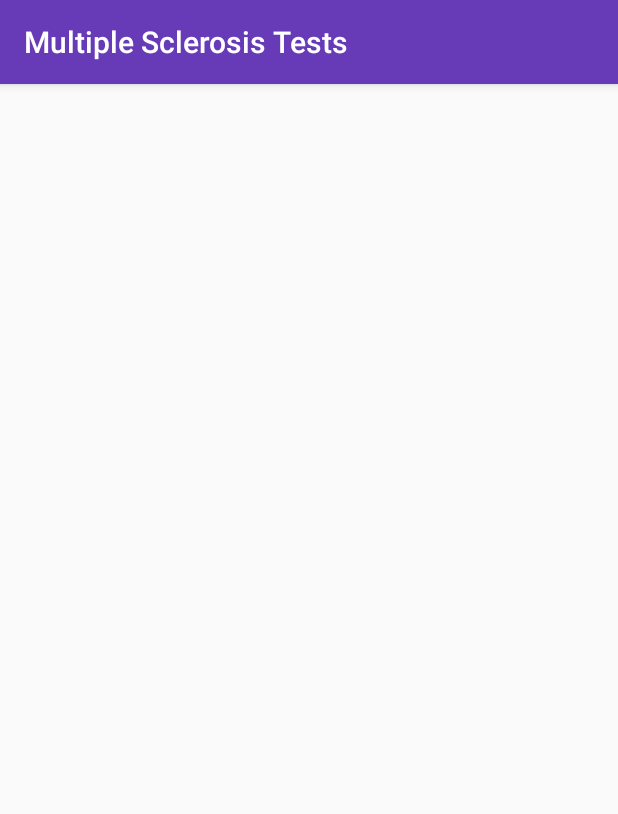
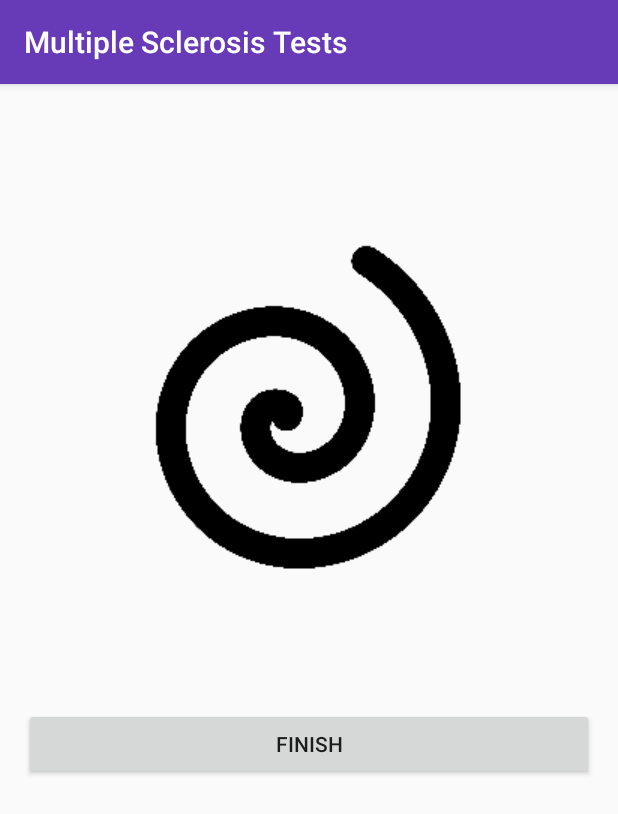
Before and after one commit to abdullahqs/cmsc436, an Android app: the SpiralTestActivity screen opened directly, with no data from a screen before it, on a phone screen of 412 x 824 dp. Shown: the top 814 px of the screen. Run offline under Robolectric (Android 15) with nearby library versions, the phone set to English and light mode, and no system bars.

Commit message:
added spiral background

```diff
--- /dev/null
+++ b/app/src/main/java/com/ms/tests/spiral/DrawingView.java
@@ -0,0 +1,135 @@
+package com.ms.tests.spiral;
+
+import android.content.Context;
+import android.graphics.Bitmap;
+import android.graphics.BitmapFactory;
+import android.graphics.Canvas;
+import android.graphics.Color;
+import android.graphics.Paint;
+import android.graphics.Path;
+import android.util.AttributeSet;
+import android.util.Log;
+import android.view.MotionEvent;
+import android.view.View;
+
+import com.ms.tests.R;
+
+/**
+ * Created by Ramse on 2/13/2017.
+ */
+
+public class DrawingView extends View {
+
+    private Bitmap mBitmap;
+    private Canvas mCanvas;
+    private Path mPath;
+    private Paint mPaint;
+    private Paint mBitmapPaint;
+    Context context;
+    private Paint circlePaint;
+    private Path circlePath;
+
+    private Bitmap spiral;
+    private int spiralX, spiralY;
+
+    public DrawingView(Context context) {
+        super(context);
+
+        Init(context);
+    }
+
+    public DrawingView(Context context, AttributeSet attrs) {
+        super(context, attrs);
+
+        Init(context);
+    }
+
+    void Init(Context c) {
+        mPaint = new Paint();
+        mPaint.setColor(Color.RED);
+        mPaint.setStyle(Paint.Style.STROKE);
+        mPaint.setStrokeWidth(10);
+
+        context=c;
+        mPath = new Path();
+        mBitmapPaint = new Paint(Paint.DITHER_FLAG);
+        circlePaint = new Paint();
+        circlePath = new Path();
+        circlePaint.setColor(Color.BLACK);
+        circlePaint.setStrokeWidth(2f);
+
+        spiral = BitmapFactory.decodeResource(getResources(), R.drawable.spiral);
+    }
+
+    @Override
+    protected void onSizeChanged(int w, int h, int oldw, int oldh) {
+        super.onSizeChanged(w, h, oldw, oldh);
+
+        mBitmap = Bitmap.createBitmap(w, h, Bitmap.Config.ARGB_8888);
+        mCanvas = new Canvas(mBitmap);
+
+        spiralX = w / 2 - spiral.getWidth() / 2;
+        spiralY = h / 2 - spiral.getHeight() / 2;
+    }
+
+    @Override
+    protected void onDraw(Canvas canvas) {
+        super.onDraw(canvas);
+
+        canvas.drawBitmap(spiral, spiralX, spiralY, mBitmapPaint);
+        canvas.drawBitmap( mBitmap, 0, 0, mBitmapPaint);
+        canvas.drawPath( mPath,  mPaint);
+        canvas.drawPath( circlePath,  circlePaint);
+    }
+
+    private float mX, mY;
+    private static final float TOUCH_TOLERANCE = 4;
+
+    private void touch_start(float x, float y) {
+        mPath.reset();
+        mPath.moveTo(x, y);
+        mX = x;
+        mY = y;
+    }
+
+    private void touch_move(float x, float y) {
+        float dx = Math.abs(x - mX);
+        float dy = Math.abs(y - mY);
+        if (dx >= TOUCH_TOLERANCE || dy >= TOUCH_TOLERANCE) {
+            mPath.quadTo(mX, mY, (x + mX)/2, (y + mY)/2);
+            mX = x;
+            mY = y;
+            circlePath.reset();
+            circlePath.addCircle(mX, mY, 30, Path.Direction.CW);
+        }
+    }
+
+    private void touch_up() {
+        mPath.lineTo(mX, mY);
+        circlePath.reset();
+        mCanvas.drawPath(mPath,  mPaint);
+        mPath.reset();
+    }
+
+    @Override
+    public boolean onTouchEvent(MotionEvent event) {
+        float x = event.getX();
+        float y = event.getY();
+
+        switch (event.getAction()) {
+            case MotionEvent.ACTION_DOWN:
+                touch_start(x, y);
+                invalidate();
+                break;
+            case MotionEvent.ACTION_MOVE:
+                touch_move(x, y);
+                invalidate();
+                break;
+            case MotionEvent.ACTION_UP:
+                touch_up();
+                invalidate();
+                break;
+        }
+        return true;
+    }
+}
--- a/app/src/main/java/com/ms/tests/spiral/SpiralTestActivity.java
+++ b/app/src/main/java/com/ms/tests/spiral/SpiralTestActivity.java
@@ -8,112 +8,24 @@ import android.graphics.Paint;
 import android.graphics.Path;
 import android.os.Bundle;
 import android.support.v7.app.AppCompatActivity;
+import android.util.AttributeSet;
 import android.view.MotionEvent;
 import android.view.View;
+
+import com.ms.tests.R;
 
 public class SpiralTestActivity extends AppCompatActivity {
 
     DrawingView dv ;
-    private Paint mPaint;
 
     @Override
     protected void onCreate(Bundle savedInstanceState) {
         super.onCreate(savedInstanceState);
-        dv = new DrawingView(this);
-        setContentView(dv);
-        mPaint = new Paint();
-        mPaint.setColor(Color.RED);
-        mPaint.setStyle(Paint.Style.STROKE);
-        mPaint.setStrokeWidth(10);
+/*        dv = new DrawingView(this);
+        setContentView(dv);*/
+
+        setContentView(R.layout.activity_spiral_test);
     }
 
-    public class DrawingView extends View {
 
-        private Bitmap mBitmap;
-        private Canvas mCanvas;
-        private Path mPath;
-        private Paint mBitmapPaint;
-        Context context;
-        private Paint circlePaint;
-        private Path circlePath;
-
-        public DrawingView(Context c) {
-            super(c);
-            context=c;
-            mPath = new Path();
-            mBitmapPaint = new Paint(Paint.DITHER_FLAG);
-            circlePaint = new Paint();
-            circlePath = new Path();
-            circlePaint.setColor(Color.BLACK);
-            circlePaint.setStrokeWidth(2f);
-        }
-
-        @Override
-        protected void onSizeChanged(int w, int h, int oldw, int oldh) {
-            super.onSizeChanged(w, h, oldw, oldh);
-
-            mBitmap = Bitmap.createBitmap(w, h, Bitmap.Config.ARGB_8888);
-            mCanvas = new Canvas(mBitmap);
-        }
-
-        @Override
-        protected void onDraw(Canvas canvas) {
-            super.onDraw(canvas);
-
-            canvas.drawBitmap( mBitmap, 0, 0, mBitmapPaint);
-            canvas.drawPath( mPath,  mPaint);
-            canvas.drawPath( circlePath,  circlePaint);
-        }
-
-        private float mX, mY;
-        private static final float TOUCH_TOLERANCE = 4;
-
-        private void touch_start(float x, float y) {
-            mPath.reset();
-            mPath.moveTo(x, y);
-            mX = x;
-            mY = y;
-        }
-
-        private void touch_move(float x, float y) {
-            float dx = Math.abs(x - mX);
-            float dy = Math.abs(y - mY);
-            if (dx >= TOUCH_TOLERANCE || dy >= TOUCH_TOLERANCE) {
-                mPath.quadTo(mX, mY, (x + mX)/2, (y + mY)/2);
-                mX = x;
-                mY = y;
-                circlePath.reset();
-                circlePath.addCircle(mX, mY, 30, Path.Direction.CW);
-            }
-        }
-
-        private void touch_up() {
-            mPath.lineTo(mX, mY);
-            circlePath.reset();
-            mCanvas.drawPath(mPath,  mPaint);
-            mPath.reset();
-        }
-
-        @Override
-        public boolean onTouchEvent(MotionEvent event) {
-            float x = event.getX();
-            float y = event.getY();
-
-            switch (event.getAction()) {
-                case MotionEvent.ACTION_DOWN:
-                    touch_start(x, y);
-                    invalidate();
-                    break;
-                case MotionEvent.ACTION_MOVE:
-                    touch_move(x, y);
-                    invalidate();
-                    break;
-                case MotionEvent.ACTION_UP:
-                    touch_up();
-                    invalidate();
-                    break;
-            }
-            return true;
-        }
-    }
 }
--- a/app/src/main/res/layout/activity_spiral_test.xml
+++ b/app/src/main/res/layout/activity_spiral_test.xml
@@ -1,5 +1,5 @@
 <?xml version="1.0" encoding="utf-8"?>
-<RelativeLayout xmlns:android="http://schemas.android.com/apk/res/android"
+<LinearLayout xmlns:android="http://schemas.android.com/apk/res/android"
     xmlns:tools="http://schemas.android.com/tools"
     android:id="@+id/activity_spiral_test"
     android:layout_width="match_parent"
@@ -8,6 +8,16 @@
     android:paddingLeft="@dimen/activity_horizontal_margin"
     android:paddingRight="@dimen/activity_horizontal_margin"
     android:paddingTop="@dimen/activity_vertical_margin"
+    android:orientation="vertical"
     tools:context="com.ms.tests.spiral.SpiralTestActivity">
 
-</RelativeLayout>
+    <com.ms.tests.spiral.DrawingView
+        android:layout_width="match_parent"
+        android:layout_height="400dp" />
+
+    <Button
+        android:layout_width="match_parent"
+        android:layout_height="wrap_content"
+        android:text="Finish" />
+
+</LinearLayout>
```
Also changed, not shown: app/src/main/res/drawable/spiral.png (added).
